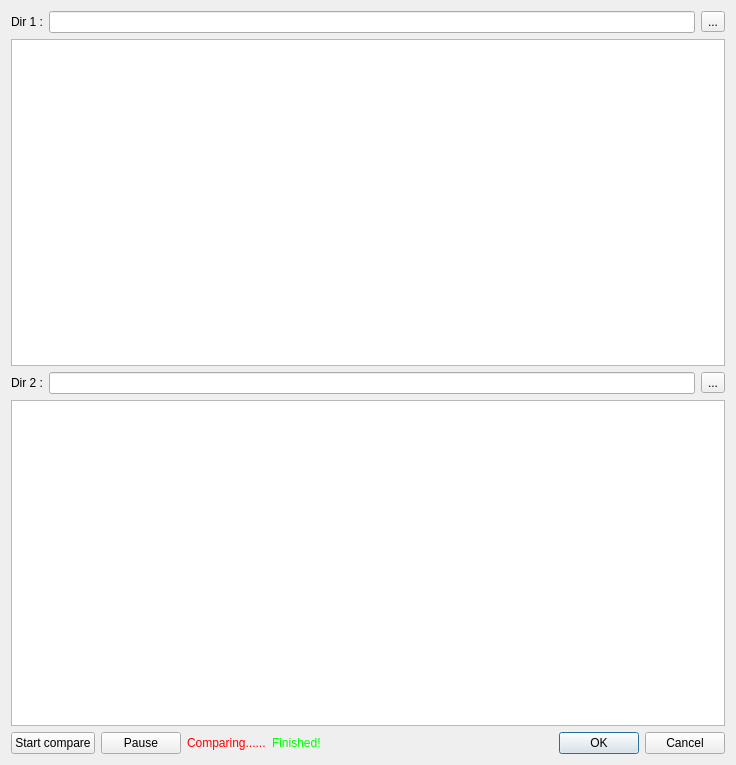
First picture: the form in CDMainWindow.ui, repository liyiji/riderapmoc, before the edit.
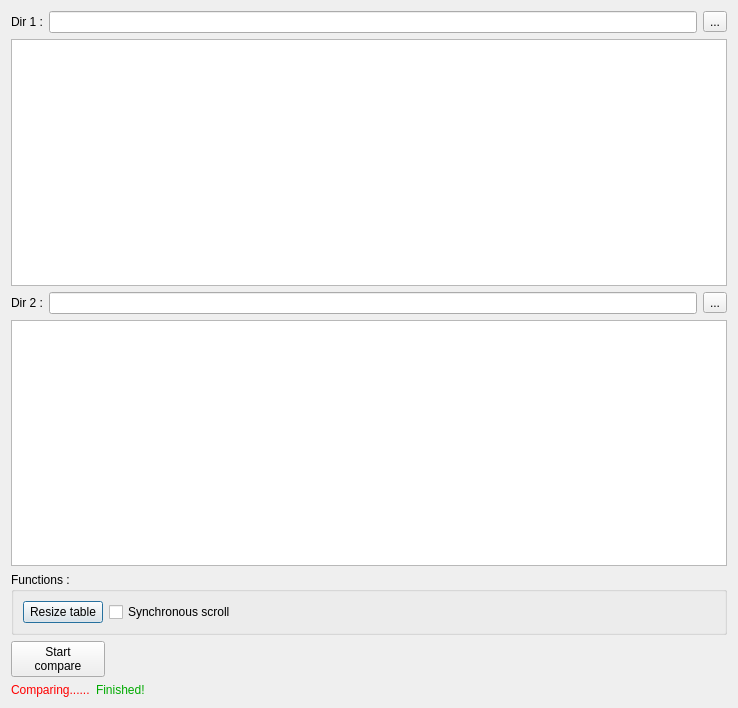
Second picture: the form after the edit. Custom widgets are drawn as their Qt base class.

Patch:
```diff
--- a/CDMainWindow.ui
+++ b/CDMainWindow.ui
@@ -6,15 +6,15 @@
    <rect>
     <x>0</x>
     <y>0</y>
-    <width>736</width>
-    <height>765</height>
+    <width>738</width>
+    <height>708</height>
    </rect>
   </property>
   <property name="windowTitle">
    <string>Dialog</string>
   </property>
   <layout class="QGridLayout" name="gridLayout">
-   <item row="0" column="0" colspan="6">
+   <item row="0" column="0">
     <layout class="QHBoxLayout" name="horizontalLayout_2">
      <item>
       <widget class="QLabel" name="label">
@@ -39,7 +39,10 @@
      </item>
     </layout>
    </item>
-   <item row="2" column="0" colspan="6">
+   <item row="1" column="0">
+    <widget class="CDTableWidget" name="tableWidget"/>
+   </item>
+   <item row="2" column="0">
     <layout class="QHBoxLayout" name="horizontalLayout">
      <item>
       <widget class="QLabel" name="label_2">
@@ -64,40 +67,67 @@
      </item>
     </layout>
    </item>
-   <item row="4" column="5">
-    <widget class="QDialogButtonBox" name="buttonBox">
-     <property name="sizePolicy">
-      <sizepolicy hsizetype="Fixed" vsizetype="Fixed">
-       <horstretch>0</horstretch>
-       <verstretch>0</verstretch>
-      </sizepolicy>
-     </property>
-     <property name="orientation">
-      <enum>Qt::Horizontal</enum>
-     </property>
-     <property name="standardButtons">
-      <set>QDialogButtonBox::Cancel|QDialogButtonBox::Ok</set>
-     </property>
-    </widget>
-   </item>
-   <item row="1" column="0" colspan="6">
-    <widget class="CDTableWidget" name="tableWidget"/>
-   </item>
-   <item row="3" column="0" colspan="6">
+   <item row="3" column="0">
     <widget class="CDTableWidget" name="tableWidget_2"/>
    </item>
    <item row="4" column="0">
+    <widget class="QGroupBox" name="groupBox">
+     <property name="title">
+      <string>Functions :</string>
+     </property>
+     <layout class="QGridLayout" name="gridLayout_2">
+      <item row="0" column="0">
+       <widget class="QPushButton" name="pushButton_3">
+        <property name="text">
+         <string>Resize table</string>
+        </property>
+       </widget>
+      </item>
+      <item row="0" column="1">
+       <widget class="QCheckBox" name="checkBox">
+        <property name="text">
+         <string>Synchronous scroll</string>
+        </property>
+       </widget>
+      </item>
+      <item row="0" column="2">
+       <spacer name="horizontalSpacer_2">
+        <property name="orientation">
+         <enum>Qt::Horizontal</enum>
+        </property>
+        <property name="sizeHint" stdset="0">
+         <size>
+          <width>40</width>
+          <height>20</height>
+         </size>
+        </property>
+       </spacer>
+      </item>
+     </layout>
+    </widget>
+   </item>
+   <item row="5" column="0">
+    <layout class="QHBoxLayout" name="horizontalLayout_6">
+     <item>
+      <layout class="QVBoxLayout" name="verticalLayout">
+       <item>
+        <layout class="QHBoxLayout" name="horizontalLayout_5">
+         <item>
     <widget class="QPushButton" name="pushButton">
      <property name="text">
-      <string>Start compare</string>
+            <string>Start
+compare</string>
      </property>
     </widget>
    </item>
-   <item row="4" column="4">
-    <spacer name="horizontalSpacer">
+         <item>
+          <spacer name="horizontalSpacer_4">
      <property name="orientation">
       <enum>Qt::Horizontal</enum>
      </property>
+           <property name="sizeType">
+            <enum>QSizePolicy::Fixed</enum>
+           </property>
      <property name="sizeHint" stdset="0">
       <size>
        <width>40</width>
@@ -106,14 +136,11 @@
      </property>
     </spacer>
    </item>
-   <item row="4" column="1">
-    <widget class="QPushButton" name="pushButton_2">
-     <property name="text">
-      <string>Pause</string>
-     </property>
-    </widget>
-   </item>
-   <item row="4" column="2">
+        </layout>
+       </item>
+       <item>
+        <layout class="QHBoxLayout" name="horizontalLayout_3">
+         <item>
     <widget class="QLabel" name="label_3">
      <property name="palette">
       <palette>
@@ -157,7 +184,7 @@
      </property>
     </widget>
    </item>
-   <item row="4" column="3">
+         <item>
     <widget class="QLabel" name="label_4">
      <property name="palette">
       <palette>
@@ -166,7 +193,7 @@
          <brush brushstyle="SolidPattern">
           <color alpha="255">
            <red>0</red>
-           <green>255</green>
+                 <green>170</green>
            <blue>0</blue>
           </color>
          </brush>
@@ -177,7 +204,7 @@
          <brush brushstyle="SolidPattern">
           <color alpha="255">
            <red>0</red>
-           <green>255</green>
+                 <green>170</green>
            <blue>0</blue>
           </color>
          </brush>
@@ -202,6 +229,25 @@
     </widget>
    </item>
   </layout>
+       </item>
+      </layout>
+     </item>
+     <item>
+      <spacer name="horizontalSpacer">
+       <property name="orientation">
+        <enum>Qt::Horizontal</enum>
+       </property>
+       <property name="sizeHint" stdset="0">
+        <size>
+         <width>40</width>
+         <height>20</height>
+        </size>
+       </property>
+      </spacer>
+     </item>
+    </layout>
+   </item>
+  </layout>
  </widget>
  <customwidgets>
   <customwidget>
```
Left out of the diff: 37 changed lines with no effect on the pictures. Lines whose indentation alone changed are shown as unchanged.
